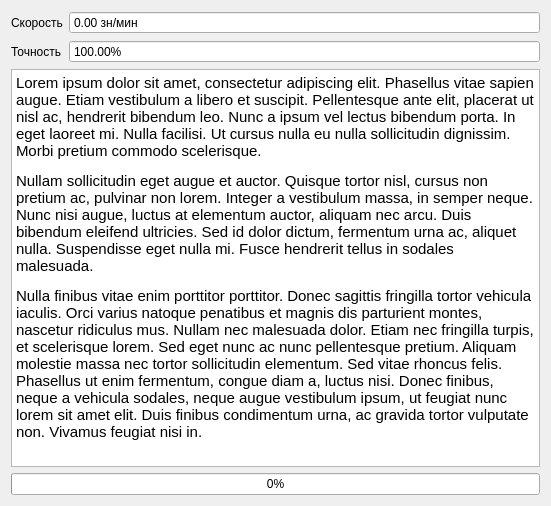
Qt form ui_designer_files/test.ui (Asmodei-arch/typing-test) before a commit.
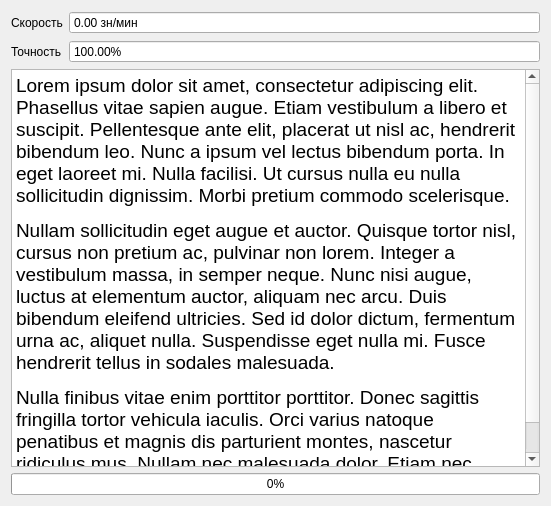
The same form after that commit.

Diff of the .ui file:
```diff
--- a/ui_designer_files/test.ui
+++ b/ui_designer_files/test.ui
@@ -82,14 +82,19 @@
    </item>
    <item row="1" column="0">
     <widget class="QTextBrowser" name="textField">
+     <property name="font">
+      <font>
+       <pointsize>14</pointsize>
+      </font>
+     </property>
      <property name="html">
       <string>&lt;!DOCTYPE HTML PUBLIC &quot;-//W3C//DTD HTML 4.0//EN&quot; &quot;http://www.w3.org/TR/REC-html40/strict.dtd&quot;&gt;
 &lt;html&gt;&lt;head&gt;&lt;meta name=&quot;qrichtext&quot; content=&quot;1&quot; /&gt;&lt;style type=&quot;text/css&quot;&gt;
 p, li { white-space: pre-wrap; }
-&lt;/style&gt;&lt;/head&gt;&lt;body style=&quot; font-family:'Cantarell'; font-size:11pt; font-weight:400; font-style:normal;&quot;&gt;
+&lt;/style&gt;&lt;/head&gt;&lt;body style=&quot; font-family:'Cantarell'; font-size:14pt; font-weight:400; font-style:normal;&quot;&gt;
 &lt;p style=&quot; margin-top:12px; margin-bottom:12px; margin-left:0px; margin-right:0px; -qt-block-indent:0; text-indent:0px;&quot;&gt;&lt;a name=&quot;lipsum&quot;&gt;&lt;/a&gt;Lorem ipsum dolor sit amet, consectetur adipiscing elit. Phasellus vitae sapien augue. Etiam vestibulum a libero et suscipit. Pellentesque ante elit, placerat ut nisl ac, hendrerit bibendum leo. Nunc a ipsum vel lectus bibendum porta. In eget laoreet mi. Nulla facilisi. Ut cursus nulla eu nulla sollicitudin dignissim. Morbi pretium commodo scelerisque. &lt;/p&gt;
 &lt;p style=&quot; margin-top:12px; margin-bottom:12px; margin-left:0px; margin-right:0px; -qt-block-indent:0; text-indent:0px;&quot;&gt;Nullam sollicitudin eget augue et auctor. Quisque tortor nisl, cursus non pretium ac, pulvinar non lorem. Integer a vestibulum massa, in semper neque. Nunc nisi augue, luctus at elementum auctor, aliquam nec arcu. Duis bibendum eleifend ultricies. Sed id dolor dictum, fermentum urna ac, aliquet nulla. Suspendisse eget nulla mi. Fusce hendrerit tellus in sodales malesuada. &lt;/p&gt;
-&lt;p style=&quot; margin-top:12px; margin-bottom:12px; margin-left:0px; margin-right:0px; -qt-block-indent:0; text-indent:0px;&quot;&gt;Nulla finibus vitae enim porttitor porttitor. Donec sagittis fringilla tortor vehicula iaculis. Orci varius natoque penatibus et magnis dis parturient montes, nascetur ridiculus mus. Nullam nec malesuada dolor. Etiam nec fringilla turpis, et scelerisque lorem. Sed eget nunc ac nunc pellentesque pretium. Aliquam molestie massa nec tortor sollicitudin elementum. Sed vitae rhoncus felis. Phasellus ut enim fermentum, congue diam a, luctus nisi. Donec finibus, neque a vehicula sodales, neque augue vestibulum ipsum, ut feugiat nunc lorem sit amet elit. Duis finibus condimentum urna, ac gravida tortor vulputate non. Vivamus feugiat nisi in. &lt;/p&gt;&lt;/body&gt;&lt;/html&gt;</string>
+&lt;p style=&quot; margin-top:12px; margin-bottom:12px; margin-left:0px; margin-right:0px; -qt-block-indent:0; text-indent:0px;&quot;&gt;Nulla finibus vitae enim porttitor porttitor. Donec sagittis fringilla tortor vehicula iaculis. Orci varius natoque penatibus et magnis dis parturient montes, nascetur ridiculus mus. Nullam nec malesuada dolor. Etiam nec fringilla turpis, et scelerisque lorem. &lt;/p&gt;&lt;/body&gt;&lt;/html&gt;</string>
      </property>
     </widget>
    </item>
```
Left out of the diff: 2 changed lines with no effect on the pictures.
